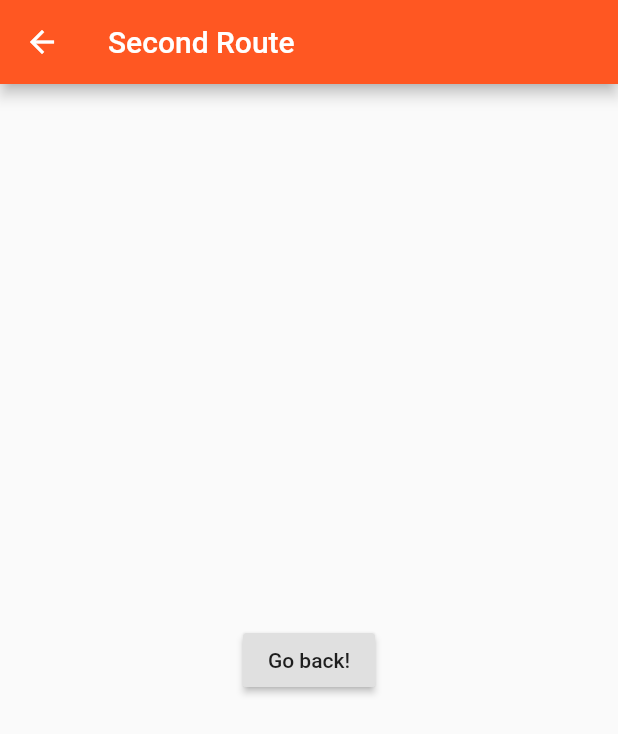
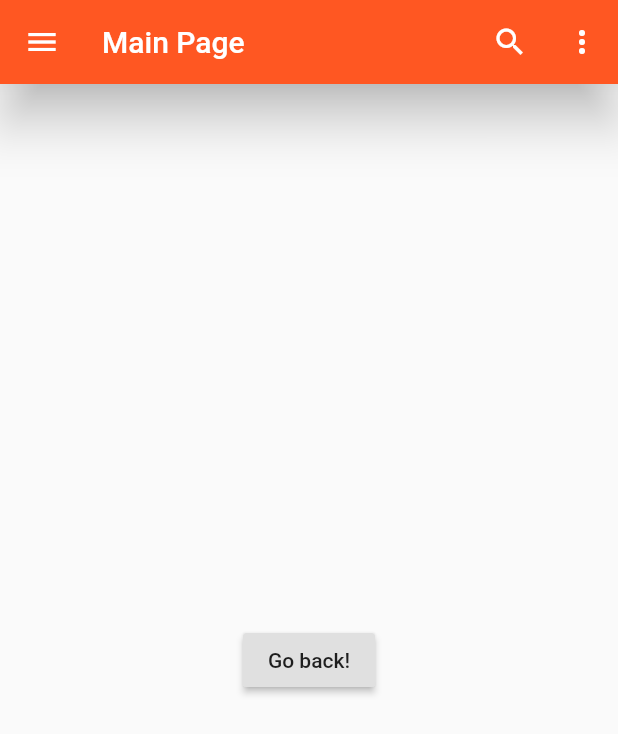
Before and after one commit to NanuSai/CollegeApk, a Flutter app: the HomePage screen opened by its route, on a phone screen of 412 x 824 dp. Shown: the top 734 px of the screen. Run offline on Flutter 3.47's test engine with Material 2 defaults, Android fonts, the light colour scheme and no system bars.

Commit message:
Added Icons and Search bar

```diff
--- a/lib/home_page.dart
+++ b/lib/home_page.dart
@@ -6,13 +6,62 @@ class HomePage extends StatefulWidget {
 }
 
 class _HomePageState extends State<HomePage> {
+
+  Icon customIcon = Icon(Icons.search);
+  Widget customTitle = Text("Main Page");
+
+
   @override
   Widget build(BuildContext context) {
     return Scaffold(
       appBar: AppBar(
-        title: Text("Second Route"),
+        title: customTitle,
         backgroundColor: Colors.deepOrange,
-        actions: <Widget>[],
+        leading: IconButton(
+          icon: Icon(Icons.menu),
+          onPressed: () {
+            //Leading are the things before title
+            print("Clicked");
+          },
+        ),
+        actions: <Widget>[
+          IconButton(
+            icon: customIcon,
+            onPressed: () {
+              print("Searching");
+              setState(() {
+                if (this.customIcon.icon == Icons.search) {
+                  this.customIcon = Icon(Icons.cancel);
+                  this.customTitle = TextField(
+                    style: TextStyle(
+                      color: Colors.white,
+                      fontSize: 16.0,
+
+                    ),
+                    textInputAction: TextInputAction.go,
+                    decoration: InputDecoration(
+                        border: InputBorder.none,
+                        hintText: "Search term..."
+                    ),
+                  );
+                }
+                else {
+                  this.customIcon = Icon(Icons.search);
+                  this.customTitle = Text("Main Page");
+                }
+              });
+            },
+          ),
+          IconButton(
+            icon: Icon(Icons.more_vert),
+            onPressed: () {
+              print("vertical");
+            },
+          ),
+        ],
+        elevation: 14,
+
+        titleSpacing: 12,
       ),
       body: Center(
         child: RaisedButton(
```
